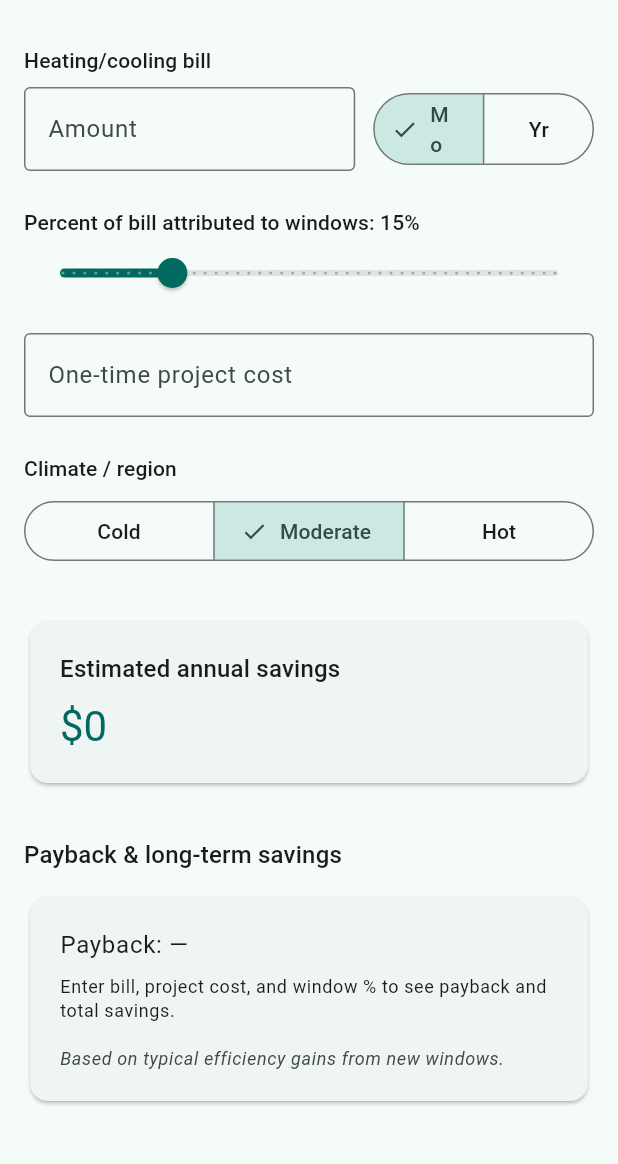
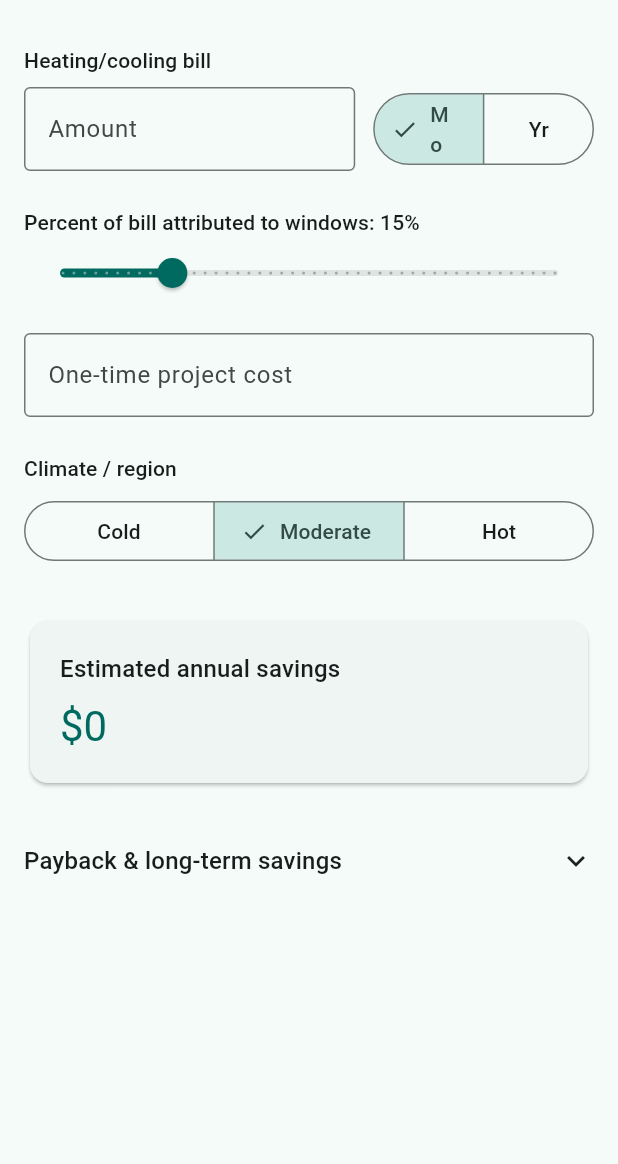
Before and after one commit to justinbgent/ROI-Calculator, a Flutter app: the screen it shows after launch, on a phone screen of 412 x 824 dp, the part 63-1227 px from its top. Run offline on Flutter 3.47's test engine with Material 3 defaults, Android fonts, the phone set to English and light mode, and no system bars.

Commit message:
Make the Payback section collapseable to improve user focus

```diff
--- a/lib/main.dart
+++ b/lib/main.dart
@@ -11,6 +11,7 @@ class MainApp extends StatelessWidget {
   @override
   Widget build(BuildContext context) {
     return MaterialApp(
+      debugShowCheckedModeBanner: false,
       title: 'Window Replacement ROI',
       theme: ThemeData(
         colorScheme: ColorScheme.fromSeed(seedColor: Colors.teal),
--- a/lib/widgets/payback_and_long_term_card.dart
+++ b/lib/widgets/payback_and_long_term_card.dart
@@ -2,7 +2,7 @@ import 'package:flutter/material.dart';
 import 'package:roi_calculator/constants/app_spacing.dart';
 import 'package:roi_calculator/utils/format_helpers.dart';
 
-class PaybackAndLongTermCard extends StatelessWidget {
+class PaybackAndLongTermCard extends StatefulWidget {
   const PaybackAndLongTermCard({
     super.key,
     required this.annualSavings,
@@ -17,13 +17,99 @@ class PaybackAndLongTermCard extends StatelessWidget {
   final ValueChanged<int> onYearsSliderChanged;
 
   @override
+  State<PaybackAndLongTermCard> createState() => _PaybackAndLongTermCardState();
+}
+
+class _PaybackAndLongTermCardState extends State<PaybackAndLongTermCard> {
+  bool _expanded = false;
+
+  @override
   Widget build(BuildContext context) {
-    final hasValidPayback = annualSavings > 0 && paybackYears != null;
+    final hasValidPayback = widget.annualSavings > 0 && widget.paybackYears != null;
 
     return Column(
       crossAxisAlignment: CrossAxisAlignment.stretch,
       children: [
-        Text('Payback & long-term savings', style: Theme.of(context).textTheme.titleMedium),
+        _PaybackHeader(
+          expanded: _expanded,
+          onToggle: () => setState(() => _expanded = !_expanded),
+        ),
+        AnimatedSize(
+          duration: const Duration(milliseconds: 200),
+          curve: Curves.easeInOut,
+          alignment: Alignment.topCenter,
+          child: _expanded
+              ? _PaybackContent(
+                  hasValidPayback: hasValidPayback,
+                  annualSavings: widget.annualSavings,
+                  paybackYears: widget.paybackYears,
+                  yearsSlider: widget.yearsSlider,
+                  onYearsSliderChanged: widget.onYearsSliderChanged,
+                )
+              : const SizedBox.shrink(),
+        ),
+      ],
+    );
+  }
+}
+
+class _PaybackHeader extends StatelessWidget {
+  const _PaybackHeader({
+    required this.expanded,
+    required this.onToggle,
+  });
+
+  final bool expanded;
+  final VoidCallback onToggle;
+
+  @override
+  Widget build(BuildContext context) {
+    return InkWell(
+      onTap: onToggle,
+      borderRadius: BorderRadius.circular(4),
+      child: Padding(
+        padding: const EdgeInsets.symmetric(vertical: 4),
+        child: Row(
+          children: [
+            Expanded(
+              child: Text(
+                'Payback & long-term savings',
+                style: Theme.of(context).textTheme.titleMedium,
+              ),
+            ),
+            AnimatedRotation(
+              turns: expanded ? 0.5 : 0,
+              duration: const Duration(milliseconds: 200),
+              child: const Icon(Icons.expand_more, size: 24),
+            ),
+          ],
+        ),
+      ),
+    );
+  }
+}
+
+class _PaybackContent extends StatelessWidget {
+  const _PaybackContent({
+    required this.hasValidPayback,
+    required this.annualSavings,
+    required this.paybackYears,
+    required this.yearsSlider,
+    required this.onYearsSliderChanged,
+  });
+
+  final bool hasValidPayback;
+  final double annualSavings;
+  final double? paybackYears;
+  final int yearsSlider;
+  final ValueChanged<int> onYearsSliderChanged;
+
+  @override
+  Widget build(BuildContext context) {
+    return Column(
+      crossAxisAlignment: CrossAxisAlignment.stretch,
+      mainAxisSize: MainAxisSize.min,
+      children: [
         SizedBox(height: gapTight),
         Card(
           child: Padding(
@@ -39,9 +125,9 @@ class PaybackAndLongTermCard extends StatelessWidget {
                   SizedBox(height: gapMedium),
                   Text(
                     'Total savings by year $yearsSlider: ${formatCurrency(annualSavings * yearsSlider)}',
-                    style: Theme.of(
-                      context,
-                    ).textTheme.bodyLarge?.copyWith(color: Theme.of(context).colorScheme.primary),
+                    style: Theme.of(context).textTheme.bodyLarge?.copyWith(
+                          color: Theme.of(context).colorScheme.primary,
+                        ),
                   ),
                   SizedBox(height: gapSmall),
                   Slider(
@@ -58,7 +144,10 @@ class PaybackAndLongTermCard extends StatelessWidget {
                       style: Theme.of(context).textTheme.bodySmall,
                     ),
                 ] else ...[
-                  Text('Payback: —', style: Theme.of(context).textTheme.bodyLarge),
+                  Text(
+                    'Payback: —',
+                    style: Theme.of(context).textTheme.bodyLarge,
+                  ),
                   SizedBox(height: gapSmall),
                   Text(
                     'Enter bill, project cost, and window % to see payback and total savings.',
@@ -69,9 +158,9 @@ class PaybackAndLongTermCard extends StatelessWidget {
                 Text(
                   'Based on typical efficiency gains from new windows.',
                   style: Theme.of(context).textTheme.bodySmall?.copyWith(
-                    color: Theme.of(context).colorScheme.onSurfaceVariant,
-                    fontStyle: FontStyle.italic,
-                  ),
+                        color: Theme.of(context).colorScheme.onSurfaceVariant,
+                        fontStyle: FontStyle.italic,
+                      ),
                 ),
               ],
             ),
```
